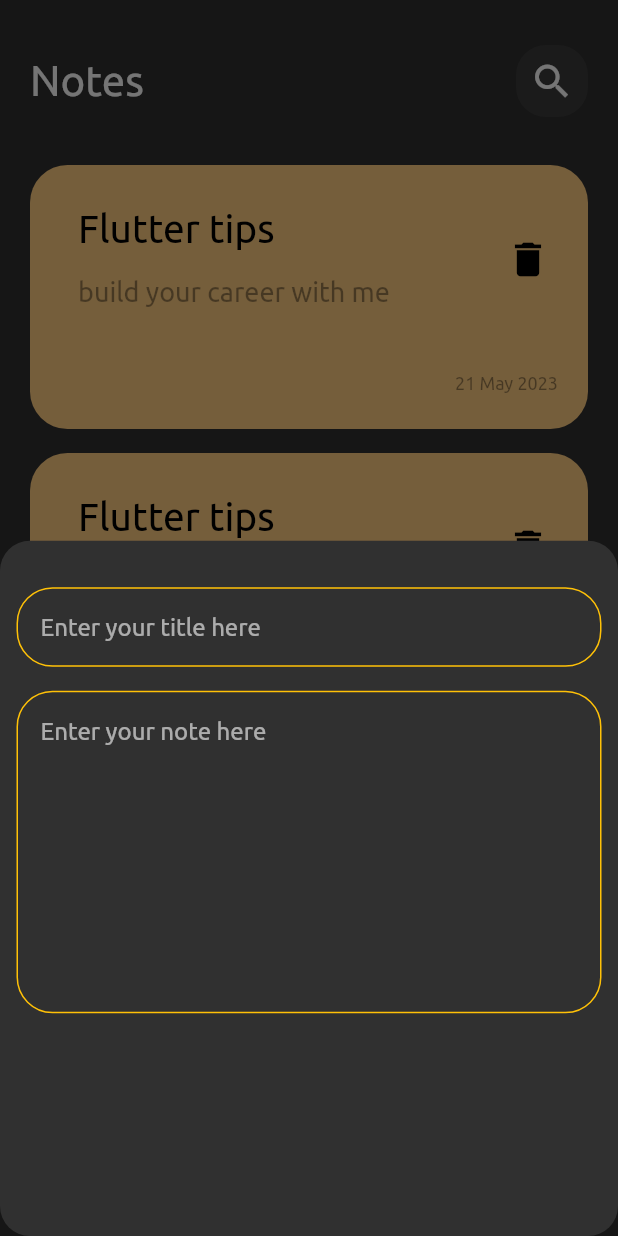
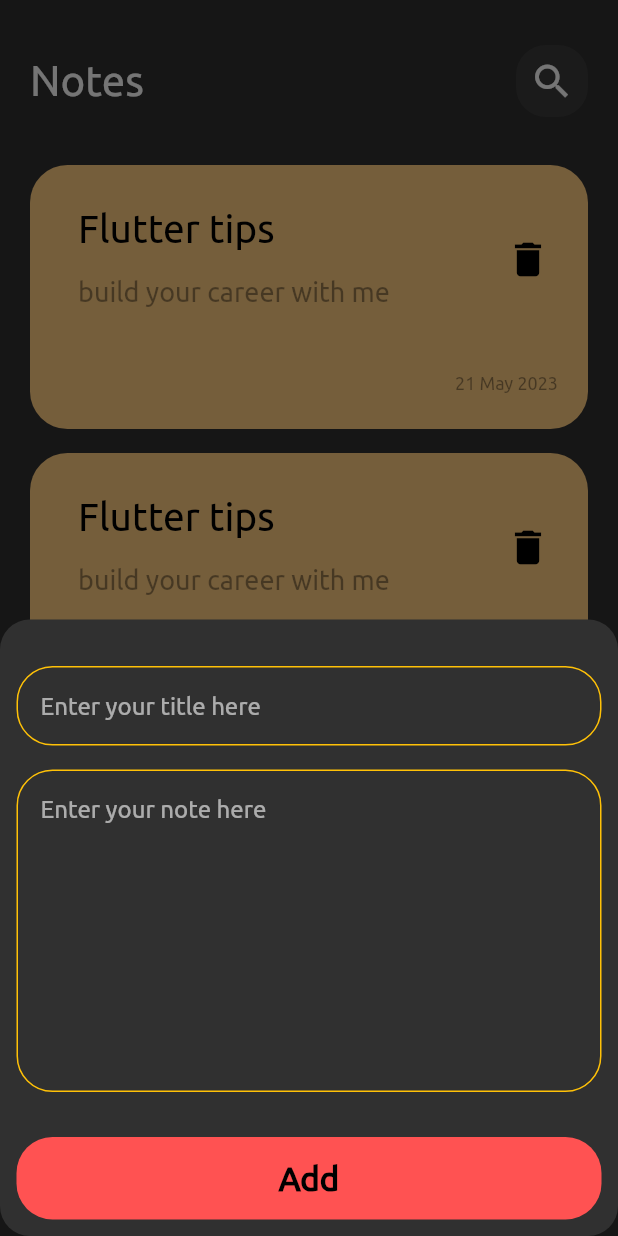
Before and after one commit to aymen-hacini/notes_app_flutter, a Flutter app: the screen it shows after launch, after a tap on the "add" icon, on a phone screen of 412 x 824 dp. Run offline on Flutter 3.47's test engine with Material 2 defaults, Android fonts, the phone set to English and light mode, and no system bars.

Commit message:
finish notes button sheet

```diff
--- a/notes_app/lib/views/widgets/add_note_bottom_sheet.dart
+++ b/notes_app/lib/views/widgets/add_note_bottom_sheet.dart
@@ -1,12 +1,16 @@
 import 'package:flutter/material.dart';
+import 'package:notes_app/views/widgets/constants.dart';
 import 'package:notes_app/views/widgets/custom_text_field.dart';
+
+import 'custom_button.dart';
 
 class addnotebottomsheet extends StatelessWidget {
   const addnotebottomsheet({super.key});
 
   @override
   Widget build(BuildContext context) {
-    return Padding(
+    return SingleChildScrollView(
+      child: Padding(
         padding: const EdgeInsets.all(11.0),
         child: Column(
           children: [
@@ -14,8 +18,11 @@ class addnotebottomsheet extends StatelessWidget {
             const customtextfield(hint: 'Enter your title here',),
             SizedBox(height: 16,),
             const customtextfield(hint: 'Enter your note here', maxlines: 10,),
+           SizedBox(height: 30,),
+          custombutton(),
 
           ],
+        ),
       ),
     );
   }
--- /dev/null
+++ b/notes_app/lib/views/widgets/custom_button.dart
@@ -0,0 +1,23 @@
+
+
+import 'package:flutter/material.dart';
+
+import 'constants.dart';
+
+class custombutton extends StatelessWidget {
+  const custombutton({super.key});
+
+  @override
+  Widget build(BuildContext context) {
+    return Container(
+      width: MediaQuery.of(context).size.width,
+      height: 55,
+      decoration: BoxDecoration(
+        color: kprimarycolor, borderRadius: BorderRadius.circular(24)
+      ),
+      child: const Center(
+        child: Text('Add', style: TextStyle(fontSize: 22, fontWeight: FontWeight.w700, color: Colors.black),),
+      ),
+    );
+  }
+}
```
Lines whose indentation alone changed are shown as unchanged.
